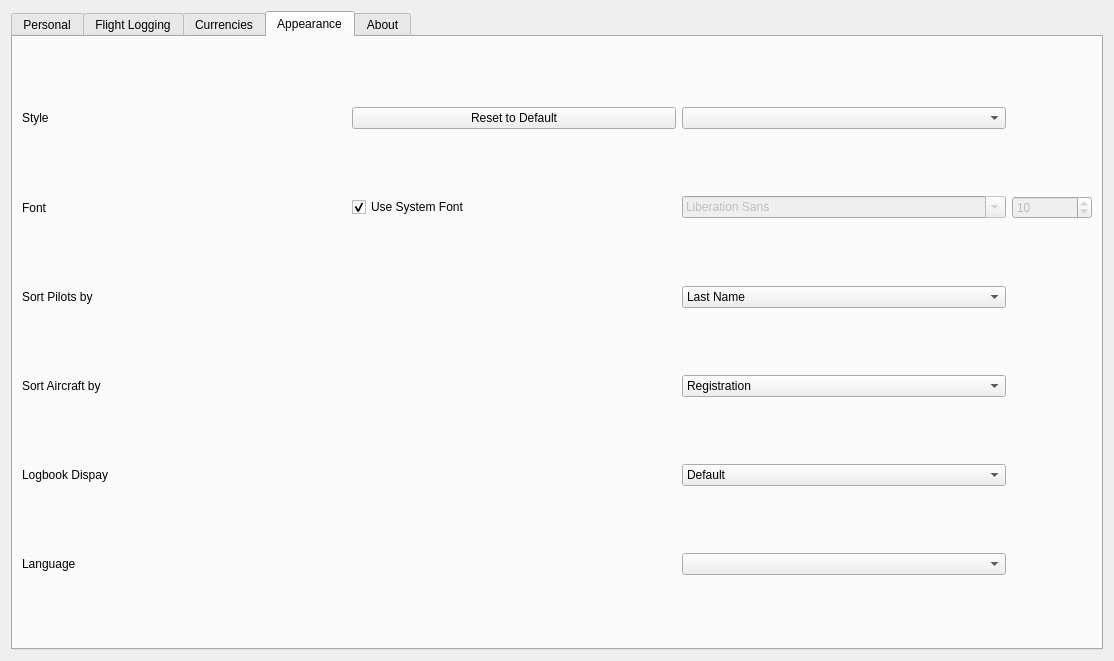
Above: src/gui/widgets/settingswidget.ui from fiffty-50/openPilotLog before the change. Below: the same form after it.
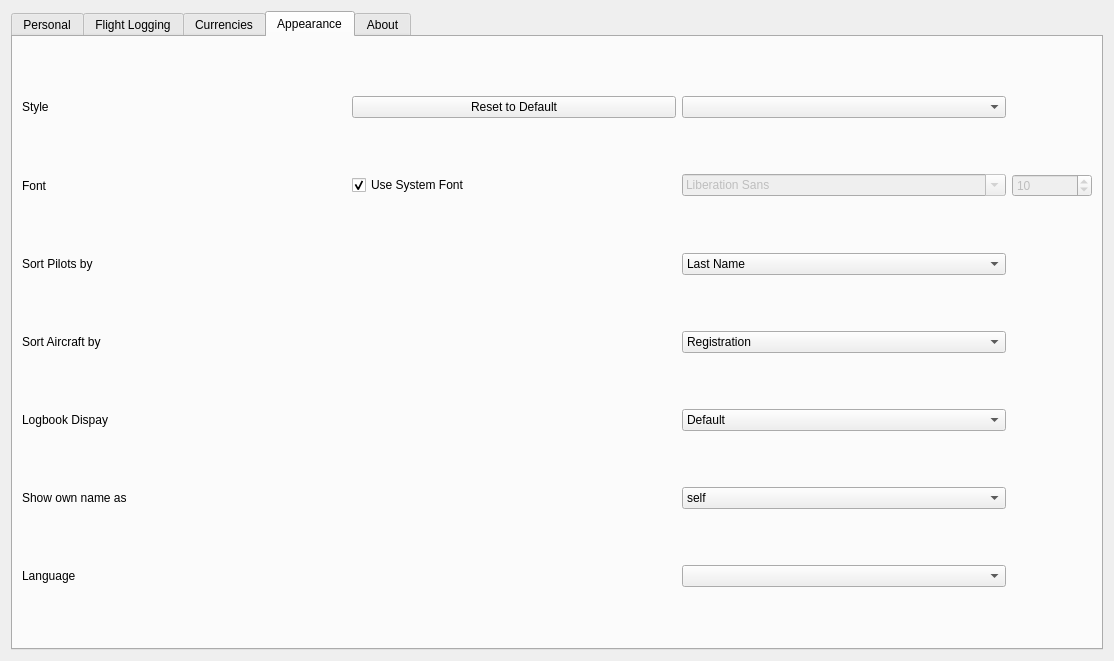
That is the form after the change. The open tabs and pages were chosen to show the change.

```diff
--- a/src/gui/widgets/settingswidget.ui
+++ b/src/gui/widgets/settingswidget.ui
@@ -170,47 +170,8 @@
       <attribute name="title">
        <string>Flight Logging</string>
       </attribute>
-      <layout class="QGridLayout" name="gridLayout_4">
+      <layout class="QGridLayout" name="gridLayout_5">
        <item row="0" column="1">
-        <widget class="QLabel" name="dateFormatLabel">
-         <property name="text">
-          <string>Date Format</string>
-         </property>
-        </widget>
-       </item>
-       <item row="0" column="2">
-        <widget class="QComboBox" name="dateFormatComboBox"/>
-       </item>
-       <item row="1" column="1">
-        <widget class="QLabel" name="aliasLabel">
-         <property name="toolTip">
-          <string>&lt;html&gt;&lt;head/&gt;&lt;body&gt;&lt;p&gt;How your own name is displayed in your logbook&lt;/p&gt;&lt;/body&gt;&lt;/html&gt;</string>
-         </property>
-         <property name="text">
-          <string>Show own name as</string>
-         </property>
-        </widget>
-       </item>
-       <item row="1" column="2">
-        <widget class="QComboBox" name="aliasComboBox">
-         <item>
-          <property name="text">
-           <string>self</string>
-          </property>
-         </item>
-         <item>
-          <property name="text">
-           <string>SELF</string>
-          </property>
-         </item>
-         <item>
-          <property name="text">
-           <string>Lastname, Firstname</string>
-          </property>
-         </item>
-        </widget>
-       </item>
-       <item row="2" column="1">
         <widget class="QLabel" name="functionLabel">
          <property name="toolTip">
           <string>&lt;html&gt;&lt;head/&gt;&lt;body&gt;&lt;p&gt;Default function for auto-logging&lt;/p&gt;&lt;/body&gt;&lt;/html&gt;</string>
@@ -247,7 +208,7 @@
          </item>
         </widget>
        </item>
-       <item row="4" column="0">
+       <item row="2" column="0">
         <spacer name="horizontalSpacer_3">
          <property name="orientation">
           <enum>Qt::Horizontal</enum>
@@ -273,7 +234,7 @@
        <item row="4" column="2">
         <widget class="QComboBox" name="approachComboBox"/>
        </item>
-       <item row="4" column="3">
+       <item row="2" column="3">
         <spacer name="horizontalSpacer_4">
          <property name="orientation">
           <enum>Qt::Horizontal</enum>
@@ -789,48 +750,7 @@
       <attribute name="title">
        <string>Appearance</string>
       </attribute>
-      <layout class="QGridLayout" name="gridLayout_5">
-       <item row="4" column="0">
-        <widget class="QLabel" name="logbookViewLabel">
-         <property name="sizePolicy">
-          <sizepolicy hsizetype="Minimum" vsizetype="Minimum">
-           <horstretch>0</horstretch>
-           <verstretch>0</verstretch>
-          </sizepolicy>
-         </property>
-         <property name="toolTip">
-          <string>&lt;html&gt;&lt;head/&gt;&lt;body&gt;&lt;p&gt;Determines how your logbook is displayed in the logbook tab. This has no influence on what details are logged, just on what is displayed by default.&lt;/p&gt;&lt;/body&gt;&lt;/html&gt;</string>
-         </property>
-         <property name="whatsThis">
-          <string>&lt;html&gt;&lt;head/&gt;&lt;body&gt;&lt;p&gt;Determines how your logbook is displayed in the logbook tab. This has no influence on what details are logged, just on what is displayed by default.&lt;/p&gt;&lt;/body&gt;&lt;/html&gt;</string>
-         </property>
-         <property name="text">
-          <string>Logbook Dispay</string>
-         </property>
-        </widget>
-       </item>
-       <item row="3" column="2">
-        <widget class="QComboBox" name="acftSortComboBox">
-         <property name="toolTip">
-          <string>&lt;html&gt;&lt;head/&gt;&lt;body&gt;&lt;p&gt;Determines by which column to sort the display of Aircaft in the Aircraft Tab.&lt;/p&gt;&lt;/body&gt;&lt;/html&gt;</string>
-         </property>
-         <item>
-          <property name="text">
-           <string>Registration</string>
-          </property>
-         </item>
-         <item>
-          <property name="text">
-           <string>Type</string>
-          </property>
-         </item>
-         <item>
-          <property name="text">
-           <string>Company</string>
-          </property>
-         </item>
-        </widget>
-       </item>
+      <layout class="QGridLayout" name="gridLayout_4">
        <item row="0" column="0">
         <widget class="QLabel" name="styleLabel">
          <property name="sizePolicy">
@@ -844,21 +764,38 @@
          </property>
         </widget>
        </item>
-       <item row="4" column="2">
-        <widget class="QComboBox" name="logbookViewComboBox">
-         <property name="toolTip">
-          <string>&lt;html&gt;&lt;head/&gt;&lt;body&gt;&lt;p&gt;Determines how your logbook is displayed in the logbook tab. This has no influence on what details are logged, just on what is displayed by default.&lt;/p&gt;&lt;/body&gt;&lt;/html&gt;</string>
+       <item row="0" column="1">
+        <widget class="QPushButton" name="resetStylePushButton">
+         <property name="text">
+          <string>Reset to Default</string>
          </property>
-         <item>
-          <property name="text">
-           <string>Default</string>
-          </property>
-         </item>
-         <item>
-          <property name="text">
-           <string>EASA Part-FCL</string>
-          </property>
-         </item>
+        </widget>
+       </item>
+       <item row="0" column="2">
+        <widget class="QComboBox" name="styleComboBox"/>
+       </item>
+       <item row="1" column="0">
+        <widget class="QLabel" name="fontLabel">
+         <property name="text">
+          <string>Font</string>
+         </property>
+        </widget>
+       </item>
+       <item row="1" column="1">
+        <widget class="QCheckBox" name="fontCheckBox">
+         <property name="text">
+          <string>Use System Font</string>
+         </property>
+         <property name="checked">
+          <bool>true</bool>
+         </property>
+        </widget>
+       </item>
+       <item row="1" column="2">
+        <widget class="QFontComboBox" name="fontComboBox">
+         <property name="enabled">
+          <bool>false</bool>
+         </property>
         </widget>
        </item>
        <item row="1" column="3">
@@ -883,43 +820,6 @@
          </property>
         </widget>
        </item>
-       <item row="0" column="2">
-        <widget class="QComboBox" name="styleComboBox"/>
-       </item>
-       <item row="1" column="1">
-        <widget class="QCheckBox" name="fontCheckBox">
-         <property name="text">
-          <string>Use System Font</string>
-         </property>
-         <property name="checked">
-          <bool>true</bool>
-         </property>
-        </widget>
-       </item>
-       <item row="5" column="0">
-        <widget class="QLabel" name="languageLabel">
-         <property name="text">
-          <string>Language</string>
-         </property>
-        </widget>
-       </item>
-       <item row="1" column="2">
-        <widget class="QFontComboBox" name="fontComboBox">
-         <property name="enabled">
-          <bool>false</bool>
-         </property>
-        </widget>
-       </item>
-       <item row="0" column="1">
-        <widget class="QPushButton" name="resetStylePushButton">
-         <property name="text">
-          <string>Reset to Default</string>
-         </property>
-        </widget>
-       </item>
-       <item row="5" column="2">
-        <widget class="QComboBox" name="languageComboBox"/>
-       </item>
        <item row="2" column="0">
         <widget class="QLabel" name="pilotSortLabel">
          <property name="sizePolicy">
@@ -939,25 +839,6 @@
          </property>
         </widget>
        </item>
-       <item row="3" column="0">
-        <widget class="QLabel" name="acftSortLabel">
-         <property name="sizePolicy">
-          <sizepolicy hsizetype="Minimum" vsizetype="Minimum">
-           <horstretch>0</horstretch>
-           <verstretch>0</verstretch>
-          </sizepolicy>
-         </property>
-         <property name="toolTip">
-          <string>&lt;html&gt;&lt;head/&gt;&lt;body&gt;&lt;p&gt;Determines by which column to sort the display of Aircaft in the Aircraft Tab.&lt;/p&gt;&lt;/body&gt;&lt;/html&gt;</string>
-         </property>
-         <property name="whatsThis">
-          <string>&lt;html&gt;&lt;head/&gt;&lt;body&gt;&lt;p&gt;Determines by which column to sort the display of Aircaft in the Aircraft Tab.&lt;/p&gt;&lt;/body&gt;&lt;/html&gt;</string>
-         </property>
-         <property name="text">
-          <string>Sort Aircraft by</string>
-         </property>
-        </widget>
-       </item>
        <item row="2" column="2">
         <widget class="QComboBox" name="pilotSortComboBox">
          <property name="toolTip">
@@ -980,13 +861,122 @@
          </item>
         </widget>
        </item>
-       <item row="1" column="0">
-        <widget class="QLabel" name="fontLabel">
+       <item row="3" column="0">
+        <widget class="QLabel" name="acftSortLabel">
+         <property name="sizePolicy">
+          <sizepolicy hsizetype="Minimum" vsizetype="Minimum">
+           <horstretch>0</horstretch>
+           <verstretch>0</verstretch>
+          </sizepolicy>
+         </property>
+         <property name="toolTip">
+          <string>&lt;html&gt;&lt;head/&gt;&lt;body&gt;&lt;p&gt;Determines by which column to sort the display of Aircaft in the Aircraft Tab.&lt;/p&gt;&lt;/body&gt;&lt;/html&gt;</string>
+         </property>
+         <property name="whatsThis">
+          <string>&lt;html&gt;&lt;head/&gt;&lt;body&gt;&lt;p&gt;Determines by which column to sort the display of Aircaft in the Aircraft Tab.&lt;/p&gt;&lt;/body&gt;&lt;/html&gt;</string>
+         </property>
          <property name="text">
-          <string>Font</string>
+          <string>Sort Aircraft by</string>
          </property>
         </widget>
        </item>
+       <item row="3" column="2">
+        <widget class="QComboBox" name="acftSortComboBox">
+         <property name="toolTip">
+          <string>&lt;html&gt;&lt;head/&gt;&lt;body&gt;&lt;p&gt;Determines by which column to sort the display of Aircaft in the Aircraft Tab.&lt;/p&gt;&lt;/body&gt;&lt;/html&gt;</string>
+         </property>
+         <item>
+          <property name="text">
+           <string>Registration</string>
+          </property>
+         </item>
+         <item>
+          <property name="text">
+           <string>Type</string>
+          </property>
+         </item>
+         <item>
+          <property name="text">
+           <string>Company</string>
+          </property>
+         </item>
+        </widget>
+       </item>
+       <item row="4" column="0">
+        <widget class="QLabel" name="logbookViewLabel">
+         <property name="sizePolicy">
+          <sizepolicy hsizetype="Minimum" vsizetype="Minimum">
+           <horstretch>0</horstretch>
+           <verstretch>0</verstretch>
+          </sizepolicy>
+         </property>
+         <property name="toolTip">
+          <string>&lt;html&gt;&lt;head/&gt;&lt;body&gt;&lt;p&gt;Determines how your logbook is displayed in the logbook tab. This has no influence on what details are logged, just on what is displayed by default.&lt;/p&gt;&lt;/body&gt;&lt;/html&gt;</string>
+         </property>
+         <property name="whatsThis">
+          <string>&lt;html&gt;&lt;head/&gt;&lt;body&gt;&lt;p&gt;Determines how your logbook is displayed in the logbook tab. This has no influence on what details are logged, just on what is displayed by default.&lt;/p&gt;&lt;/body&gt;&lt;/html&gt;</string>
+         </property>
+         <property name="text">
+          <string>Logbook Dispay</string>
+         </property>
+        </widget>
+       </item>
+       <item row="4" column="2">
+        <widget class="QComboBox" name="logbookViewComboBox">
+         <property name="toolTip">
+          <string>&lt;html&gt;&lt;head/&gt;&lt;body&gt;&lt;p&gt;Determines how your logbook is displayed in the logbook tab. This has no influence on what details are logged, just on what is displayed by default.&lt;/p&gt;&lt;/body&gt;&lt;/html&gt;</string>
+         </property>
+         <item>
+          <property name="text">
+           <string>Default</string>
+          </property>
+         </item>
+         <item>
+          <property name="text">
+           <string>EASA Part-FCL</string>
+          </property>
+         </item>
+        </widget>
+       </item>
+       <item row="5" column="0">
+        <widget class="QLabel" name="aliasLabel">
+         <property name="toolTip">
+          <string>&lt;html&gt;&lt;head/&gt;&lt;body&gt;&lt;p&gt;How your own name is displayed in your logbook&lt;/p&gt;&lt;/body&gt;&lt;/html&gt;</string>
+         </property>
+         <property name="text">
+          <string>Show own name as</string>
+         </property>
+        </widget>
+       </item>
+       <item row="5" column="2">
+        <widget class="QComboBox" name="aliasComboBox">
+         <item>
+          <property name="text">
+           <string>self</string>
+          </property>
+         </item>
+         <item>
+          <property name="text">
+           <string>SELF</string>
+          </property>
+         </item>
+         <item>
+          <property name="text">
+           <string>Lastname, Firstname</string>
+          </property>
+         </item>
+        </widget>
+       </item>
+       <item row="6" column="0">
+        <widget class="QLabel" name="languageLabel">
+         <property name="text">
+          <string>Language</string>
+         </property>
+        </widget>
+       </item>
+       <item row="6" column="2">
+        <widget class="QComboBox" name="languageComboBox"/>
+       </item>
       </layout>
      </widget>
      <widget class="QWidget" name="aboutTab">
```
Left out of the diff: 20 changed lines with no effect on the pictures.
